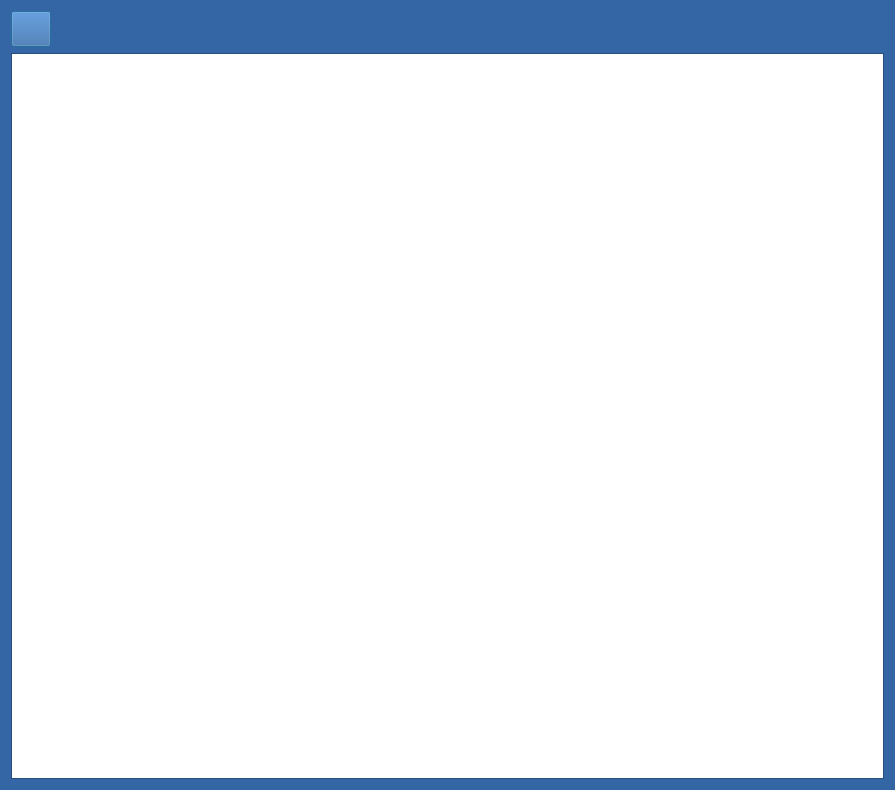
Old version of the form handlowceDialog.ui in the repository militia11/shoes.
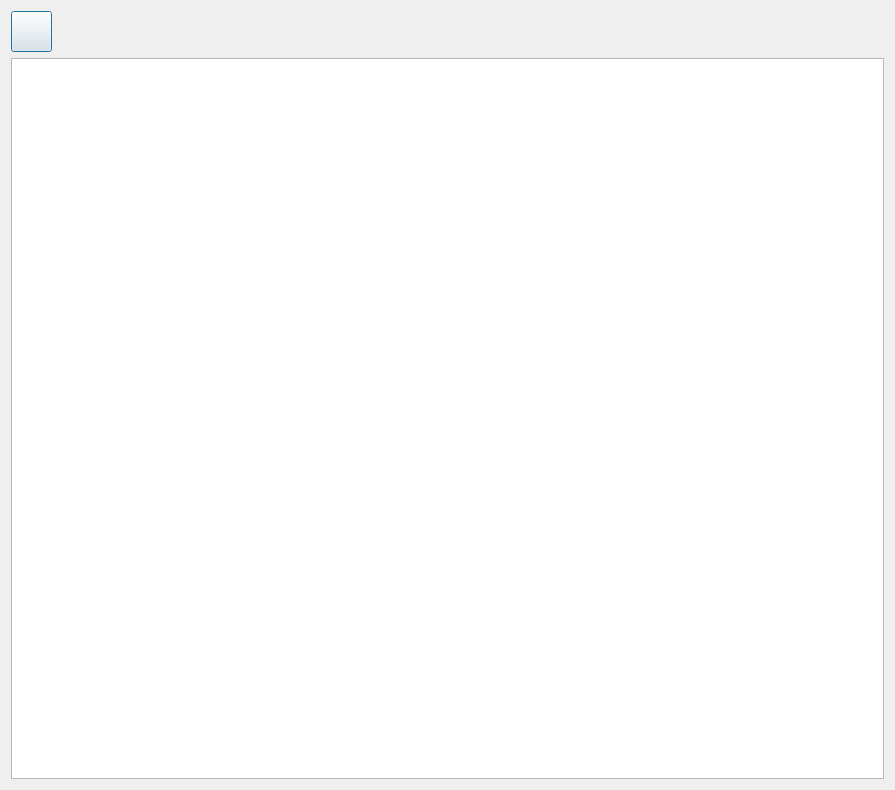
New version of the form. Icons and pictures are not drawn.

```diff
--- a/handlowceDialog.ui
+++ b/handlowceDialog.ui
@@ -10,421 +10,6 @@
     <height>790</height>
    </rect>
   </property>
-  <property name="palette">
-   <palette>
-    <active>
-     <colorrole role="WindowText">
-      <brush brushstyle="SolidPattern">
-       <color alpha="255">
-        <red>0</red>
-        <green>0</green>
-        <blue>0</blue>
-       </color>
-      </brush>
-     </colorrole>
-     <colorrole role="Button">
-      <brush brushstyle="SolidPattern">
-       <color alpha="255">
-        <red>52</red>
-        <green>101</green>
-        <blue>164</blue>
-       </color>
-      </brush>
-     </colorrole>
-     <colorrole role="Light">
-      <brush brushstyle="SolidPattern">
-       <color alpha="255">
-        <red>78</red>
-        <green>152</green>
-        <blue>246</blue>
-       </color>
-      </brush>
-     </colorrole>
-     <colorrole role="Midlight">
-      <brush brushstyle="SolidPattern">
-       <color alpha="255">
-        <red>65</red>
-        <green>126</green>
-        <blue>205</blue>
-       </color>
-      </brush>
-     </colorrole>
-     <colorrole role="Dark">
-      <brush brushstyle="SolidPattern">
-       <color alpha="255">
-        <red>26</red>
-        <green>50</green>
-        <blue>82</blue>
-       </color>
-      </brush>
-     </colorrole>
-     <colorrole role="Mid">
-      <brush brushstyle="SolidPattern">
-       <color alpha="255">
-        <red>34</red>
-        <green>67</green>
-        <blue>109</blue>
-       </color>
-      </brush>
-     </colorrole>
-     <colorrole role="Text">
-      <brush brushstyle="SolidPattern">
-       <color alpha="255">
-        <red>0</red>
-        <green>0</green>
-        <blue>0</blue>
-       </color>
-      </brush>
-     </colorrole>
-     <colorrole role="BrightText">
-      <brush brushstyle="SolidPattern">
-       <color alpha="255">
-        <red>255</red>
-        <green>255</green>
-        <blue>255</blue>
-       </color>
-      </brush>
-     </colorrole>
-     <colorrole role="ButtonText">
-      <brush brushstyle="SolidPattern">
-       <color alpha="255">
-        <red>0</red>
-        <green>0</green>
-        <blue>0</blue>
-       </color>
-      </brush>
-     </colorrole>
-     <colorrole role="Base">
-      <brush brushstyle="SolidPattern">
-       <color alpha="255">
-        <red>255</red>
-        <green>255</green>
-        <blue>255</blue>
-       </color>
-      </brush>
-     </colorrole>
-     <colorrole role="Window">
-      <brush brushstyle="SolidPattern">
-       <color alpha="255">
-        <red>52</red>
-        <green>101</green>
-        <blue>164</blue>
-       </color>
-      </brush>
-     </colorrole>
-     <colorrole role="Shadow">
-      <brush brushstyle="SolidPattern">
-       <color alpha="255">
-        <red>0</red>
-        <green>0</green>
-        <blue>0</blue>
-       </color>
-      </brush>
-     </colorrole>
-     <colorrole role="AlternateBase">
-      <brush brushstyle="SolidPattern">
-       <color alpha="255">
-        <red>153</red>
-        <green>178</green>
-        <blue>209</blue>
-       </color>
-      </brush>
-     </colorrole>
-     <colorrole role="ToolTipBase">
-      <brush brushstyle="SolidPattern">
-       <color alpha="255">
-        <red>255</red>
-        <green>255</green>
-        <blue>220</blue>
-       </color>
-      </brush>
-     </colorrole>
-     <colorrole role="ToolTipText">
-      <brush brushstyle="SolidPattern">
-       <color alpha="255">
-        <red>0</red>
-        <green>0</green>
-        <blue>0</blue>
-       </color>
-      </brush>
-     </colorrole>
-    </active>
-    <inactive>
-     <colorrole role="WindowText">
-      <brush brushstyle="SolidPattern">
-       <color alpha="255">
-        <red>0</red>
-        <green>0</green>
-        <blue>0</blue>
-       </color>
-      </brush>
-     </colorrole>
-     <colorrole role="Button">
-      <brush brushstyle="SolidPattern">
-       <color alpha="255">
-        <red>52</red>
-        <green>101</green>
-        <blue>164</blue>
-       </color>
-      </brush>
-     </colorrole>
-     <colorrole role="Light">
-      <brush brushstyle="SolidPattern">
-       <color alpha="255">
-        <red>78</red>
-        <green>152</green>
-        <blue>246</blue>
-       </color>
-      </brush>
-     </colorrole>
-     <colorrole role="Midlight">
-      <brush brushstyle="SolidPattern">
-       <color alpha="255">
-        <red>65</red>
-        <green>126</green>
-        <blue>205</blue>
-       </color>
-      </brush>
-     </colorrole>
-     <colorrole role="Dark">
-      <brush brushstyle="SolidPattern">
-       <color alpha="255">
-        <red>26</red>
-        <green>50</green>
-        <blue>82</blue>
-       </color>
-      </brush>
-     </colorrole>
-     <colorrole role="Mid">
-      <brush brushstyle="SolidPattern">
-       <color alpha="255">
-        <red>34</red>
-        <green>67</green>
-        <blue>109</blue>
-       </color>
-      </brush>
-     </colorrole>
-     <colorrole role="Text">
-      <brush brushstyle="SolidPattern">
-       <color alpha="255">
-        <red>0</red>
-        <green>0</green>
-        <blue>0</blue>
-       </color>
-      </brush>
-     </colorrole>
-     <colorrole role="BrightText">
-      <brush brushstyle="SolidPattern">
-       <color alpha="255">
-        <red>255</red>
-        <green>255</green>
-        <blue>255</blue>
-       </color>
-      </brush>
-     </colorrole>
-     <colorrole role="ButtonText">
-      <brush brushstyle="SolidPattern">
-       <color alpha="255">
-        <red>0</red>
-        <green>0</green>
-        <blue>0</blue>
-       </color>
-      </brush>
-     </colorrole>
-     <colorrole role="Base">
-      <brush brushstyle="SolidPattern">
-       <color alpha="255">
-        <red>255</red>
-        <green>255</green>
-        <blue>255</blue>
-       </color>
-      </brush>
-     </colorrole>
-     <colorrole role="Window">
-      <brush brushstyle="SolidPattern">
-       <color alpha="255">
-        <red>52</red>
-        <green>101</green>
-        <blue>164</blue>
-       </color>
-      </brush>
-     </colorrole>
-     <colorrole role="Shadow">
-      <brush brushstyle="SolidPattern">
-       <color alpha="255">
-        <red>0</red>
-        <green>0</green>
-        <blue>0</blue>
-       </color>
-      </brush>
-     </colorrole>
-     <colorrole role="AlternateBase">
-      <brush brushstyle="SolidPattern">
-       <color alpha="255">
-        <red>153</red>
-        <green>178</green>
-        <blue>209</blue>
-       </color>
-      </brush>
-     </colorrole>
-     <colorrole role="ToolTipBase">
-      <brush brushstyle="SolidPattern">
-       <color alpha="255">
-        <red>255</red>
-        <green>255</green>
-        <blue>220</blue>
-       </color>
-      </brush>
-     </colorrole>
-     <colorrole role="ToolTipText">
-      <brush brushstyle="SolidPattern">
-       <color alpha="255">
-        <red>0</red>
-        <green>0</green>
-        <blue>0</blue>
-       </color>
-      </brush>
-     </colorrole>
-    </inactive>
-    <disabled>
-     <colorrole role="WindowText">
-      <brush brushstyle="SolidPattern">
-       <color alpha="255">
-        <red>26</red>
-        <green>50</green>
-        <blue>82</blue>
-       </color>
-      </brush>
-     </colorrole>
-     <colorrole role="Button">
-      <brush brushstyle="SolidPattern">
-       <color alpha="255">
-        <red>52</red>
-        <green>101</green>
-        <blue>164</blue>
-       </color>
-      </brush>
-     </colorrole>
-     <colorrole role="Light">
-      <brush brushstyle="SolidPattern">
-       <color alpha="255">
-        <red>78</red>
-        <green>152</green>
-        <blue>246</blue>
-       </color>
-      </brush>
-     </colorrole>
-     <colorrole role="Midlight">
-      <brush brushstyle="SolidPattern">
-       <color alpha="255">
-        <red>65</red>
-        <green>126</green>
-        <blue>205</blue>
-       </color>
-      </brush>
-     </colorrole>
-     <colorrole role="Dark">
-      <brush brushstyle="SolidPattern">
-       <color alpha="255">
-        <red>26</red>
-        <green>50</green>
-        <blue>82</blue>
-       </color>
-      </brush>
-     </colorrole>
-     <colorrole role="Mid">
-      <brush brushstyle="SolidPattern">
-       <color alpha="255">
-        <red>34</red>
-        <green>67</green>
-        <blue>109</blue>
-       </color>
-      </brush>
-     </colorrole>
-     <colorrole role="Text">
-      <brush brushstyle="SolidPattern">
-       <color alpha="255">
-        <red>26</red>
-        <green>50</green>
-        <blue>82</blue>
-       </color>
-      </brush>
-     </colorrole>
-     <colorrole role="BrightText">
-      <brush brushstyle="SolidPattern">
-       <color alpha="255">
-        <red>255</red>
-        <green>255</green>
-        <blue>255</blue>
-       </color>
-      </brush>
-     </colorrole>
-     <colorrole role="ButtonText">
-      <brush brushstyle="SolidPattern">
-       <color alpha="255">
-        <red>26</red>
-        <green>50</green>
-        <blue>82</blue>
-       </color>
-      </brush>
-     </colorrole>
-     <colorrole role="Base">
-      <brush brushstyle="SolidPattern">
-       <color alpha="255">
-        <red>52</red>
-        <green>101</green>
-        <blue>164</blue>
-       </color>
-      </brush>
-     </colorrole>
-     <colorrole role="Window">
-      <brush brushstyle="SolidPattern">
-       <color alpha="255">
-        <red>52</red>
-        <green>101</green>
-        <blue>164</blue>
-       </color>
-      </brush>
-     </colorrole>
-     <colorrole role="Shadow">
-      <brush brushstyle="SolidPattern">
-       <color alpha="255">
-        <red>0</red>
-        <green>0</green>
-        <blue>0</blue>
-       </color>
-      </brush>
-     </colorrole>
-     <colorrole role="AlternateBase">
-      <brush brushstyle="SolidPattern">
-       <color alpha="255">
-        <red>52</red>
-        <green>101</green>
-        <blue>164</blue>
-       </color>
-      </brush>
-     </colorrole>
-     <colorrole role="ToolTipBase">
-      <brush brushstyle="SolidPattern">
-       <color alpha="255">
-        <red>255</red>
-        <green>255</green>
-        <blue>220</blue>
-       </color>
-      </brush>
-     </colorrole>
-     <colorrole role="ToolTipText">
-      <brush brushstyle="SolidPattern">
-       <color alpha="255">
-        <red>0</red>
-        <green>0</green>
-        <blue>0</blue>
-       </color>
-      </brush>
-     </colorrole>
-    </disabled>
-   </palette>
-  </property>
   <property name="windowTitle">
    <string>Handlowcy</string>
   </property>
@@ -441,8 +26,8 @@
        </property>
        <property name="minimumSize">
         <size>
-         <width>36</width>
-         <height>36</height>
+         <width>41</width>
+         <height>41</height>
         </size>
        </property>
        <property name="toolTip">
@@ -457,7 +42,7 @@
        </property>
        <property name="iconSize">
         <size>
-         <width>22</width>
+         <width>27</width>
          <height>32</height>
         </size>
        </property>
```
